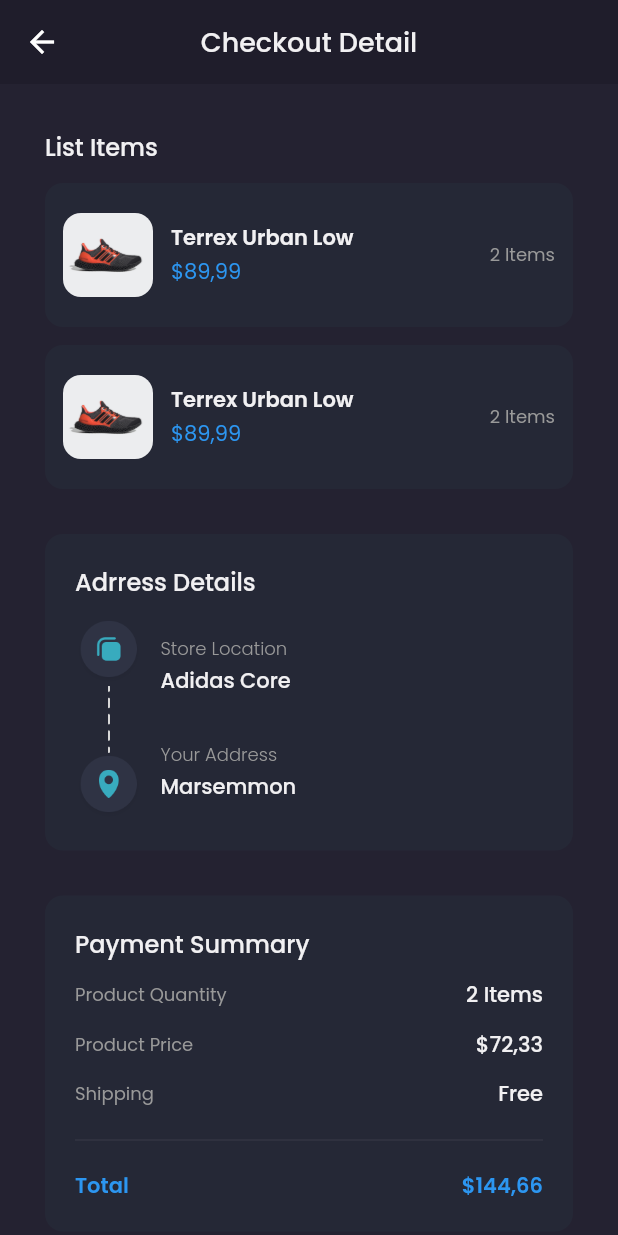
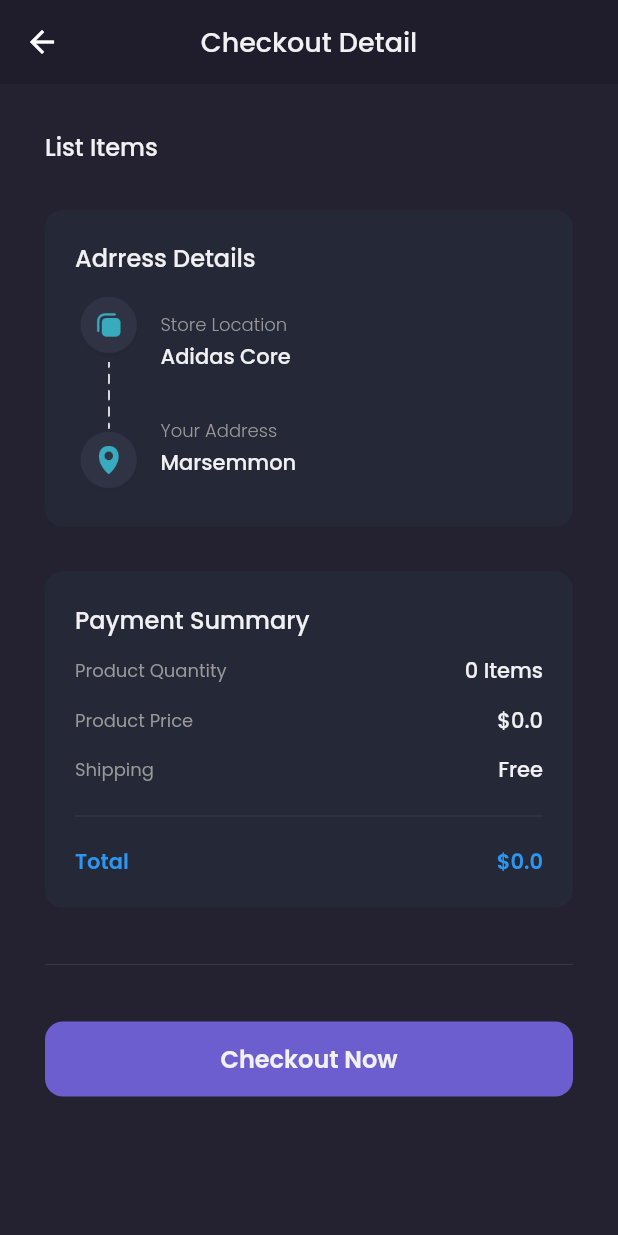
Before and after one commit to kevinrisqi/flutter-shamo, a Flutter app: the CheckoutPage screen opened by its route, on a phone screen of 412 x 824 dp. Run offline on Flutter 3.47's test engine with Material 2 defaults, Android fonts, the phone set to English and light mode, and no system bars; our stand-ins replace carousel_slider, google_fonts; accounts and stored records are empty; network calls fail.

Commit message:
Create logic of checkout

```diff
--- a/lib/main.dart
+++ b/lib/main.dart
@@ -13,6 +13,7 @@ import 'package:shamo_flutter/pages/splash_page.dart';
 import 'package:shamo_flutter/providers/auth_provider.dart';
 import 'package:shamo_flutter/providers/cart_provider.dart';
 import 'package:shamo_flutter/providers/product_provider.dart';
+import 'package:shamo_flutter/providers/transaction_provider.dart';
 import 'package:shamo_flutter/providers/wishlist_provider.dart';
 
 void main() {
@@ -38,6 +39,9 @@ class MyApp extends StatelessWidget {
         ChangeNotifierProvider(
           create: (context) => CartProvider(),
         ),
+        ChangeNotifierProvider(
+          create: (context) => TransactionProvider(),
+        ),
       ],
       child: MaterialApp(
         debugShowCheckedModeBanner: false,
--- a/lib/pages/checkout_page.dart
+++ b/lib/pages/checkout_page.dart
@@ -1,12 +1,24 @@
 import 'package:flutter/material.dart';
+import 'package:provider/provider.dart';
+import 'package:shamo_flutter/providers/auth_provider.dart';
+import 'package:shamo_flutter/providers/cart_provider.dart';
+import 'package:shamo_flutter/providers/transaction_provider.dart';
 import 'package:shamo_flutter/theme.dart';
 import 'package:shamo_flutter/widgets/checkout_card.dart';
+import 'package:shamo_flutter/widgets/loading_button.dart';
 
-class CheckoutPage extends StatelessWidget {
+class CheckoutPage extends StatefulWidget {
   const CheckoutPage({Key? key}) : super(key: key);
 
   @override
+  State<CheckoutPage> createState() => _CheckoutPageState();
+}
+
+class _CheckoutPageState extends State<CheckoutPage> {
+  @override
   Widget build(BuildContext context) {
+    CartProvider cartProvider = Provider.of(context);
+
     return Scaffold(
       backgroundColor: bgColor3,
       appBar: AppBar(
@@ -34,8 +46,16 @@ class CheckoutPage extends StatelessWidget {
                   fontWeight: medium,
                 ),
               ),
-              CheckoutCard(),
-              CheckoutCard(),
+              Column(
+                mainAxisSize: MainAxisSize.min,
+                children: cartProvider.carts
+                    .map(
+                      (cart) => CheckoutCard(
+                        cart: cart,
+                      ),
+                    )
+                    .toList(),
+              ),
               detailAddress(),
               summaryPayment(),
               SizedBox(
@@ -57,21 +77,52 @@ class CheckoutPage extends StatelessWidget {
   }
 }
 
-class checkoutButton extends StatelessWidget {
-  const checkoutButton({
+class checkoutButton extends StatefulWidget {
+  checkoutButton({
     Key? key,
   }) : super(key: key);
 
   @override
+  State<checkoutButton> createState() => _checkoutButtonState();
+}
+
+class _checkoutButtonState extends State<checkoutButton> {
+  bool isLoading = false;
+
+  @override
   Widget build(BuildContext context) {
-    return Container(
+    CartProvider cartProvider = Provider.of<CartProvider>(context);
+    TransactionProvider transactionProvider =
+        Provider.of<TransactionProvider>(context);
+    AuthProvider authProvider = Provider.of<AuthProvider>(context);
+
+    handleCheckout() async {
+      setState(() {
+        isLoading = true;
+      });
+
+      if (await transactionProvider.checkout(
+        authProvider.user.token.toString(),
+        cartProvider.carts,
+        cartProvider.totalPrice(),
+      )) {
+        cartProvider.carts = [];
+        Navigator.pushNamedAndRemoveUntil(
+            context, '/checkout-success', (route) => false);
+      }
+
+      setState(() {
+        isLoading = false;
+      });
+    }
+
+    return isLoading
+        ? LoadingButton()
+        : Container(
             width: double.infinity,
             height: 50,
             child: TextButton(
-        onPressed: () {
-          Navigator.pushNamedAndRemoveUntil(
-              context, '/checkout-success', (route) => false);
-        },
+              onPressed: handleCheckout,
               style: TextButton.styleFrom(
                 backgroundColor: primaryColor,
                 shape: RoundedRectangleBorder(
@@ -97,6 +148,8 @@ class summaryPayment extends StatelessWidget {
 
   @override
   Widget build(BuildContext context) {
+    CartProvider cartProvider = Provider.of<CartProvider>(context);
+
     return Container(
       width: double.infinity,
       padding: EdgeInsets.all(20),
@@ -130,7 +183,7 @@ class summaryPayment extends StatelessWidget {
                 ),
               ),
               Text(
-                '2 Items',
+                '${cartProvider.totalItems()} Items',
                 style: primaryTextStyle.copyWith(
                   fontWeight: medium,
                 ),
@@ -150,7 +203,7 @@ class summaryPayment extends StatelessWidget {
                 ),
               ),
               Text(
-                '\$72,33',
+                '\$${cartProvider.totalPrice()}',
                 style: primaryTextStyle.copyWith(
                   fontWeight: medium,
                 ),
@@ -198,7 +251,7 @@ class summaryPayment extends StatelessWidget {
                 ),
               ),
               Text(
-                '\$144,66',
+                '\$${cartProvider.totalPrice()}',
                 style: priceTextStyle.copyWith(
                   fontWeight: semiBold,
                 ),
--- /dev/null
+++ b/lib/providers/transaction_provider.dart
@@ -0,0 +1,22 @@
+import 'package:flutter/widgets.dart';
+
+import 'package:flutter/material.dart';
+import 'package:shamo_flutter/services/transaction_service.dart';
+
+import '../models/cart_model.dart';
+
+class TransactionProvider with ChangeNotifier {
+  Future<bool> checkout(
+      String token, List<CartModel> carts, double totalPrice) async {
+    try {
+      if (await TransactionService().checkout(token, carts, totalPrice)) {
+        return true;
+      } else {
+        return false;
+      }
+    } catch (e) {
+      print(e);
+      return false;
+    }
+  }
+}
--- a/lib/widgets/checkout_card.dart
+++ b/lib/widgets/checkout_card.dart
@@ -1,11 +1,20 @@
 import 'package:flutter/material.dart';
 import 'package:shamo_flutter/theme.dart';
 
+import '../models/cart_model.dart';
+
 class CheckoutCard extends StatelessWidget {
-  const CheckoutCard({Key? key}) : super(key: key);
+
+    final CartModel? cart;
+
+
+  const CheckoutCard({
+    this.cart,
+    Key? key}) : super(key: key);
 
   @override
   Widget build(BuildContext context) {
+
     return Container(
       width: double.infinity,
       padding: EdgeInsets.symmetric(
@@ -21,8 +30,8 @@ class CheckoutCard extends StatelessWidget {
         children: [
           ClipRRect(
             borderRadius: BorderRadius.circular(12),
-            child: Image.asset(
-              'assets/image_new_arrival3.png',
+            child: Image.network(
+              cart!.product!.galleries![0].url!,
               width: 60,
             ),
           ),
@@ -34,7 +43,7 @@ class CheckoutCard extends StatelessWidget {
               crossAxisAlignment: CrossAxisAlignment.start,
               children: [
                 Text(
-                  'Terrex Urban Low',
+                  cart!.product!.name!,
                   style: primaryTextStyle.copyWith(
                     fontWeight: semiBold,
                   ),
@@ -44,15 +53,17 @@ class CheckoutCard extends StatelessWidget {
                   height: 2,
                 ),
                 Text(
-                  '\$89,99',
+                  '\$${cart!.product!.price}',
                   style: priceTextStyle,
                 ),
               ],
             ),
           ),
-          SizedBox(width: 20,),
+          SizedBox(
+            width: 20,
+          ),
           Text(
-            '2 Items',
+            '${cart!.quantity} Items',
             style: secondaryTextStyle.copyWith(
               fontSize: 12,
             ),
```
Also changed, not shown: lib/pages/product_page.dart (+8 -3 lines), lib/services/transaction_service.dart (added, +44 -0 lines). Lines whose indentation alone changed are shown as unchanged.
